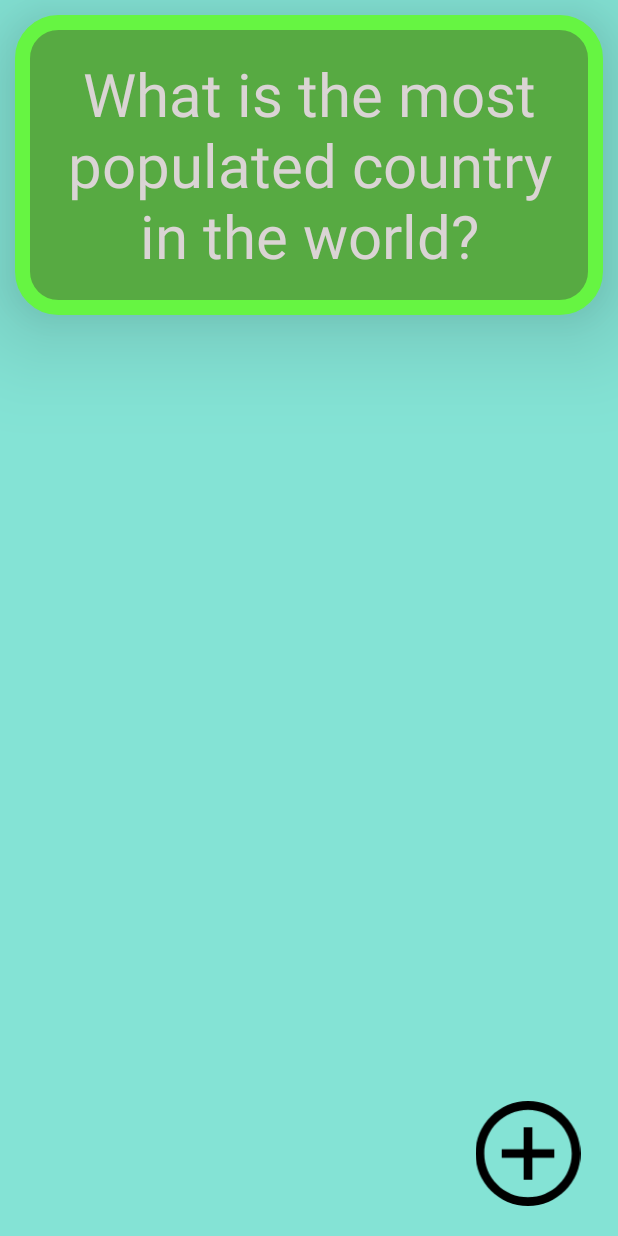
After one commit to 19exceraya1/RayansFlashcards, an Android app: the layout activity_main_2.xml on its own in the app's theme, with its tools: preview values and no code run, on a phone screen of 412 x 824 dp. The commit adds this screen. Run offline under Robolectric (Android 15) with nearby library versions, the phone set to English and light mode, and no system bars.

Commit message:
new activity_main_2.xml view for OnActivityResult

```diff
--- /dev/null
+++ b/app/src/main/res/layout/activity_main_2.xml
@@ -0,0 +1,42 @@
+<?xml version="1.0" encoding="utf-8"?>
+
+<android.widget.RelativeLayout xmlns:android="http://schemas.android.com/apk/res/android"
+    xmlns:app="http://schemas.android.com/apk/res-auto"
+    xmlns:tools="http://schemas.android.com/tools"
+    android:layout_width="match_parent"
+    android:layout_height="match_parent"
+    android:background="#9F3BD3BC"
+    tools:context=".MainActivity">
+
+    <TextView
+        android:id="@+id/flashcard_question"
+        android:layout_width="match_parent"
+        android:layout_height="200dp"
+        android:text="What is the most populated country in the world?"
+        android:textColor="#DAD4D4"
+        android:textSize="40sp"
+        android:gravity="center"
+        android:visibility="visible"
+        android:layout_margin="10dp"
+        android:elevation="40dp"
+        android:background="@drawable/solid_color_shape"/>
+    <TextView
+        android:id="@+id/flashcard_answer"
+        android:layout_width="match_parent"
+        android:layout_height="200dp"
+        android:text="China"
+        android:textSize="40sp"
+        android:gravity="center"
+        android:visibility="invisible"
+        android:textColor="@color/white"
+        android:background="@drawable/flashcard_answer_background" />
+
+    <ImageView
+        android:id="@+id/newpage"
+        android:src="@drawable/newpage_icon_foreground"
+        android:layout_alignParentBottom="true"
+        android:layout_alignParentRight="true"
+        android:layout_width="80dp"
+        android:layout_margin="20dp"
+        android:layout_height="70dp"/>
+</android.widget.RelativeLayout>
```
Also changed, not shown: app/src/main/java/com/example/rayansflashcards/MainActivity.java (+19 -1 lines), app/src/main/java/com/example/rayansflashcards/NewPage.java (+19 -0 lines).
